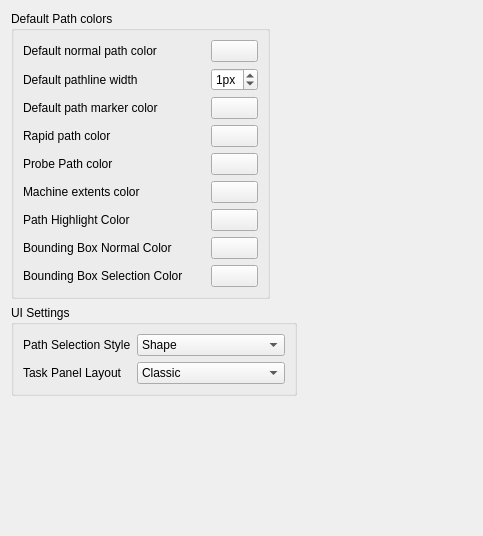
southseact-3d/fcd, file src/Mod/Path/Gui/DlgSettingsPathColor.ui: the form before one commit.
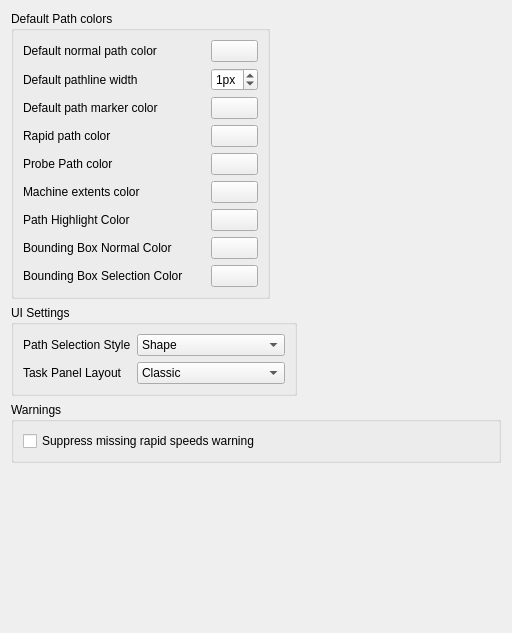
The form after the commit. Custom widgets are drawn as their Qt base class.

Commit message: Added preference option to suppress missing rapid speed warning

The edit to the form file:
```diff
--- a/src/Mod/Path/Gui/DlgSettingsPathColor.ui
+++ b/src/Mod/Path/Gui/DlgSettingsPathColor.ui
@@ -6,8 +6,8 @@
    <rect>
     <x>0</x>
     <y>0</y>
-    <width>483</width>
-    <height>536</height>
+    <width>512</width>
+    <height>633</height>
    </rect>
   </property>
   <property name="windowTitle">
@@ -449,6 +449,31 @@
      </property>
     </spacer>
    </item>
+   <item row="2" column="0" colspan="2">
+    <widget class="QGroupBox" name="groupBox">
+     <property name="title">
+      <string>Warnings</string>
+     </property>
+     <layout class="QVBoxLayout" name="verticalLayout">
+      <item>
+       <widget class="Gui::PrefCheckBox" name="WarningSuppressRapidSpeeds">
+        <property name="toolTip">
+         <string>Suppress warning about setting the rapid speed rates for accurate cycle time calculation</string>
+        </property>
+        <property name="text">
+         <string>Suppress missing rapid speeds warning</string>
+        </property>
+        <property name="prefEntry" stdset="0">
+         <cstring>WarningSuppressRapidSpeeds</cstring>
+        </property>
+        <property name="prefPath" stdset="0">
+         <cstring>Mod/Path</cstring>
+        </property>
+       </widget>
+      </item>
+     </layout>
+    </widget>
+   </item>
   </layout>
  </widget>
  <customwidgets>
@@ -472,6 +497,11 @@
    <extends>QComboBox</extends>
    <header>Gui/PrefWidgets.h</header>
   </customwidget>
+  <customwidget>
+   <class>Gui::PrefCheckBox</class>
+   <extends>QCheckBox</extends>
+   <header>Gui/PrefWidgets.h</header>
+  </customwidget>
  </customwidgets>
  <tabstops>
   <tabstop>DefaultNormalPathColor</tabstop>
```
Left out of the diff: 2 changed lines with no effect on the pictures. The commit also changes 3 other files.
